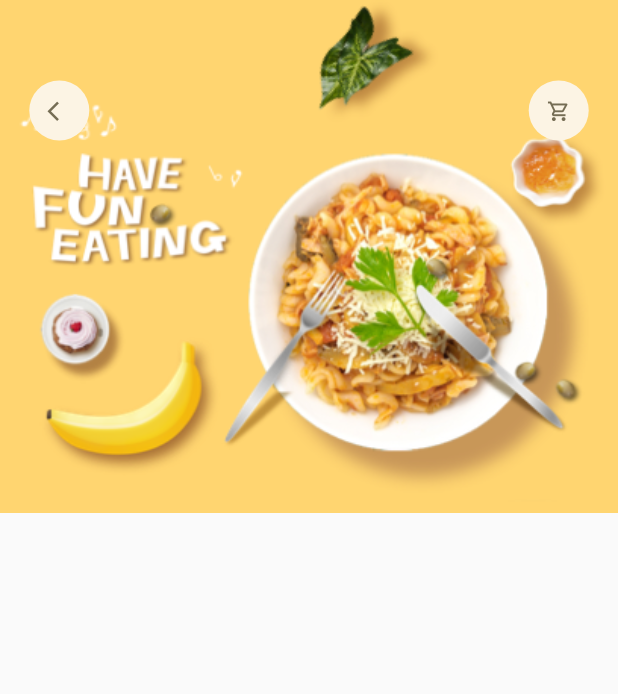
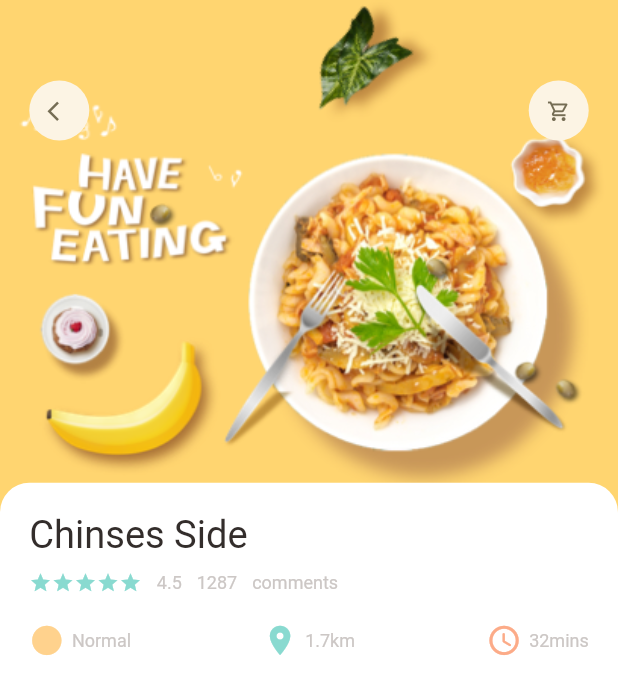
Before and after one commit to Thae00/food_delivery, a Flutter app: the screen it shows after launch, on a phone screen of 412 x 824 dp. Shown: the top 694 px of the screen. Run offline on Flutter 3.47's test engine with Material 2 defaults, Android fonts, the phone set to English and light mode, and no system bars; our stand-ins replace dots_indicator, get.

Commit message:
adding detail text in FoodDetailPage

```diff
--- a/lib/pages/food/popular_food_detail.dart
+++ b/lib/pages/food/popular_food_detail.dart
@@ -1,6 +1,12 @@
 import 'package:flutter/material.dart';
 import 'package:food_delivery/utils/dimensions.dart';
+import 'package:food_delivery/widgets/app_column.dart';
 import 'package:food_delivery/widgets/app_icon.dart';
+
+import '../../utils/colors.dart';
+import '../../widgets/big_text.dart';
+import '../../widgets/icon_and_text_widget.dart';
+import '../../widgets/small_text.dart';
 
 class PopularFoodDetail extends StatelessWidget {
   PopularFoodDetail({Key? key}) : super(key: key);
@@ -38,6 +44,23 @@ class PopularFoodDetail extends StatelessWidget {
               ],
             ),
           ),
+          Positioned(
+            left: 0,
+            right: 0,
+            bottom: 0,
+            top: Dimensions.popularFoodImgSize-20,
+            child: Container(
+              padding: EdgeInsets.only(left: Dimensions.width20, right: Dimensions.width20, top: Dimensions.height20),
+              decoration: BoxDecoration(
+                borderRadius: BorderRadius.only(
+                  topLeft: Radius.circular(Dimensions.radius20),
+                  topRight: Radius.circular(Dimensions.radius20),
+                ),
+                color: Colors.white,
+              ),
+              child: AppColumn(text: "Chinses Side",),
+            ),
+          ),
         ],
       ),
     );
--- a/lib/pages/home/food_body_page.dart
+++ b/lib/pages/home/food_body_page.dart
@@ -2,6 +2,7 @@ import 'package:dots_indicator/dots_indicator.dart';
 import 'package:flutter/material.dart';
 import 'package:food_delivery/utils/colors.dart';
 import 'package:food_delivery/utils/dimensions.dart';
+import 'package:food_delivery/widgets/app_column.dart';
 import 'package:food_delivery/widgets/big_text.dart';
 import 'package:food_delivery/widgets/icon_and_text_widget.dart';
 import 'package:food_delivery/widgets/small_text.dart';
@@ -249,64 +250,7 @@ class _FoodBodyPageState extends State<FoodBodyPage> {
                     top: Dimensions.height10,
                     left: Dimensions.width15,
                     right: Dimensions.width15),
-                child: Column(
-                  crossAxisAlignment: CrossAxisAlignment.start,
-                  children: [
-                    BigText(text: "Chinses Side"),
-                    SizedBox(
-                      height: Dimensions.height10,
-                    ),
-                    Row(
-                      children: [
-                        Wrap(
-                          children: List.generate(
-                            5,
-                            (index) => Icon(
-                              Icons.star,
-                              color: AppColors.mainColor,
-                              size: 15,
-                            ),
-                          ),
-                        ),
-                        SizedBox(
-                          width: 10,
-                        ),
-                        SmallText(text: "4.5"),
-                        SizedBox(
-                          width: 10,
-                        ),
-                        SmallText(text: "1287"),
-                        SizedBox(
-                          width: 10,
-                        ),
-                        SmallText(text: "comments"),
-                      ],
-                    ),
-                    SizedBox(
-                      height: Dimensions.height20,
-                    ),
-                    Row(
-                      mainAxisAlignment: MainAxisAlignment.spaceBetween,
-                      children: [
-                        IconAndTextWidget(
-                          icon: Icons.circle_sharp,
-                          text: "Normal",
-                          iconColor: AppColors.iconColor1,
-                        ),
-                        IconAndTextWidget(
-                          icon: Icons.location_on,
-                          text: "1.7km",
-                          iconColor: AppColors.mainColor,
-                        ),
-                        IconAndTextWidget(
-                          icon: Icons.access_time_rounded,
-                          text: "32mins",
-                          iconColor: AppColors.iconColor2,
-                        ),
-                      ],
-                    ),
-                  ],
-                ),
+                child: AppColumn(text: "Chinses Side",),
               ),
             ),
           ),
--- a/lib/utils/dimensions.dart
+++ b/lib/utils/dimensions.dart
@@ -23,6 +23,7 @@ class Dimensions {
   static double width30 = screenHeight / 18.13;
 
   static double font20 = screenHeight / 42.2;
+  static double font26 = screenHeight / 32.46;
 
   static double radius15 = screenHeight / 56.27;
   static double radius20 = screenHeight / 42.2;
--- /dev/null
+++ b/lib/widgets/app_column.dart
@@ -0,0 +1,74 @@
+import 'package:flutter/material.dart';
+
+import '../utils/colors.dart';
+import '../utils/dimensions.dart';
+import 'big_text.dart';
+import 'icon_and_text_widget.dart';
+import 'small_text.dart';
+
+class AppColumn extends StatelessWidget {
+  final String text;
+  AppColumn({Key? key, required this.text}) : super(key: key);
+
+  @override
+  Widget build(BuildContext context) {
+    return Column(
+      crossAxisAlignment: CrossAxisAlignment.start,
+      children: [
+        BigText(text: text, size: Dimensions.font26,),
+        SizedBox(
+          height: Dimensions.height10,
+        ),
+        Row(
+          children: [
+            Wrap(
+              children: List.generate(
+                5,
+                    (index) => Icon(
+                  Icons.star,
+                  color: AppColors.mainColor,
+                  size: 15,
+                ),
+              ),
+            ),
+            SizedBox(
+              width: 10,
+            ),
+            SmallText(text: "4.5"),
+            SizedBox(
+              width: 10,
+            ),
+            SmallText(text: "1287"),
+            SizedBox(
+              width: 10,
+            ),
+            SmallText(text: "comments"),
+          ],
+        ),
+        SizedBox(
+          height: Dimensions.height20,
+        ),
+        Row(
+          mainAxisAlignment: MainAxisAlignment.spaceBetween,
+          children: [
+            IconAndTextWidget(
+              icon: Icons.circle_sharp,
+              text: "Normal",
+              iconColor: AppColors.iconColor1,
+            ),
+            IconAndTextWidget(
+              icon: Icons.location_on,
+              text: "1.7km",
+              iconColor: AppColors.mainColor,
+            ),
+            IconAndTextWidget(
+              icon: Icons.access_time_rounded,
+              text: "32mins",
+              iconColor: AppColors.iconColor2,
+            ),
+          ],
+        ),
+      ],
+    );
+  }
+}
```
